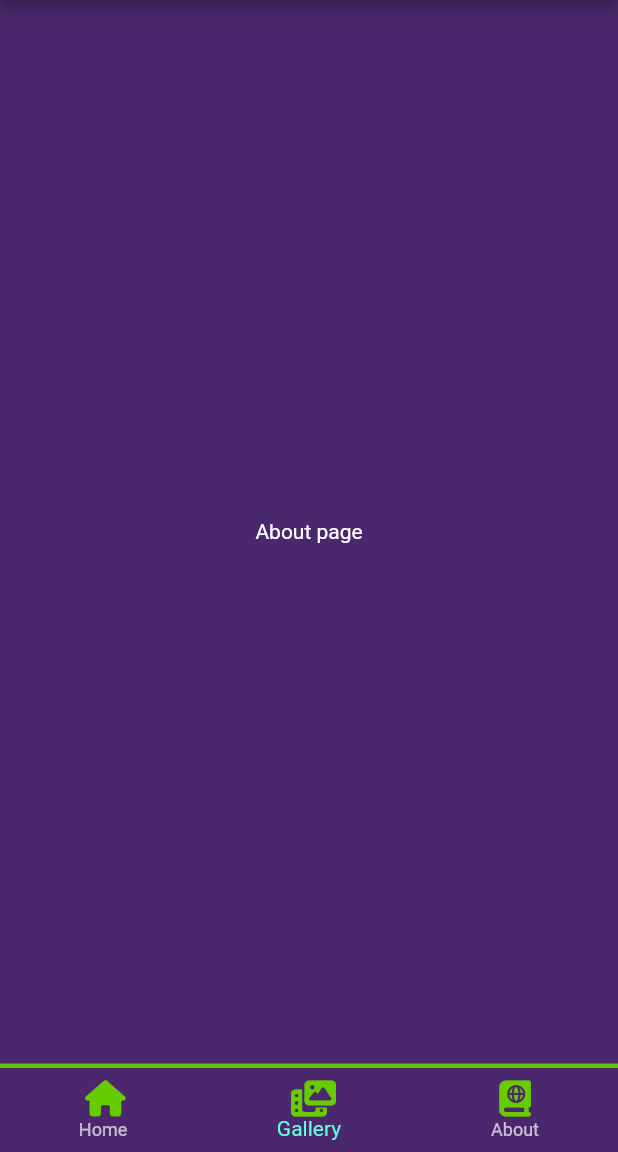
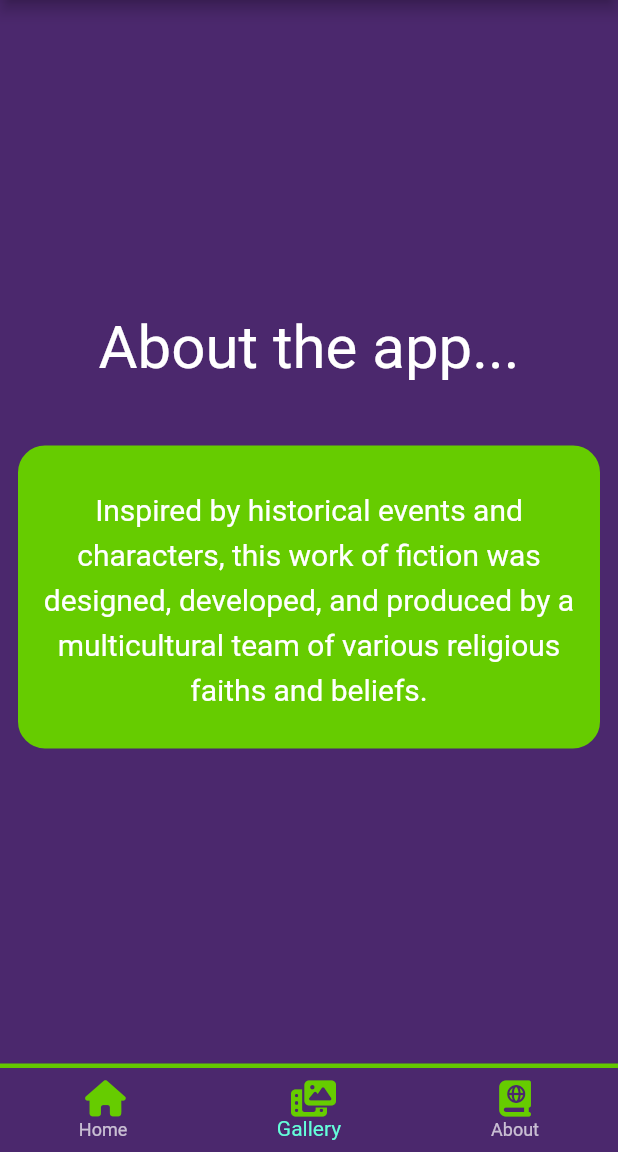
Before and after one commit to vladygk/telus-quiz-app, a Flutter app: the screen it shows after launch, item 2 of the bottom bar chosen, on a phone screen of 412 x 824 dp, the part 84-1236 px from its top. Run offline on Flutter 3.47's test engine with Material 2 defaults, Android fonts, the phone set to English and light mode, and no system bars; our stand-ins replace font_awesome_flutter, google_fonts.

Commit message:
Add about page

```diff
--- a/lib/Screens/Home/home_screen.dart
+++ b/lib/Screens/Home/home_screen.dart
@@ -1,4 +1,3 @@
-import 'package:flutter/cupertino.dart';
 import 'package:flutter/material.dart';
 import 'package:provider/provider.dart';
 import 'package:telus_character_quiz/shared/theme.dart';
@@ -8,9 +7,9 @@ import 'pages/home_page.dart';
 import 'package:font_awesome_flutter/font_awesome_flutter.dart';
 
 final List<Widget> navPages = [
-  HomePage(),
-  AboutPage(),
-  HomePage(),
+  const HomePage(),
+  const AboutPage(),
+  const HomePage(),
 ];
 
 class HomeScreen extends StatelessWidget {
--- a/lib/Screens/Home/pages/about_page.dart
+++ b/lib/Screens/Home/pages/about_page.dart
@@ -1,12 +1,40 @@
 import 'package:flutter/material.dart';
+import 'package:telus_character_quiz/shared/theme.dart';
 
 class AboutPage extends StatelessWidget {
   const AboutPage({super.key});
 
   @override
   Widget build(BuildContext context) {
-    return Center(
-      child: Text('About page'),
+    return Column(
+      mainAxisAlignment: MainAxisAlignment.center,
+      children: [
+        const Padding(
+          padding: EdgeInsets.only(bottom: 40),
+          child: Text(
+            "About the app...",
+            style: TextStyle(fontSize: 40),
+          ),
+        ),
+        Padding(
+          padding: const EdgeInsets.symmetric(horizontal: 10, vertical: 0),
+          child: Center(
+            child: Container(
+                width: MediaQuery.of(context).size.width,
+                height: MediaQuery.of(context).size.height / 4,
+                decoration: BoxDecoration(
+                    color: green,
+                    border: Border.all(color: darkPurple, width: 2),
+                    borderRadius: BorderRadius.circular(20)),
+                child: const Center(
+                    child: Text(
+                  'Inspired by historical events and characters, this work of fiction was designed, developed, and produced by a multicultural team of various religious faiths and beliefs.',
+                  textAlign: TextAlign.center,
+                  style: TextStyle(fontSize: 20, height: 1.5),
+                ))),
+          ),
+        ),
+      ],
     );
   }
 }
```
